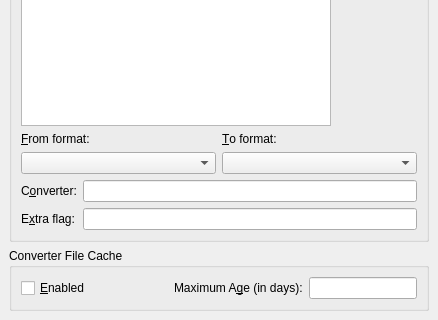
The window that src/frontends/qt4/ui/PrefConvertersUi.ui (cburschka/lyx) describes before a commit, drawn with Qt 5; both pictures show x 0 to 438 and y 146 to 466 of the 438 by 466 pixel window.
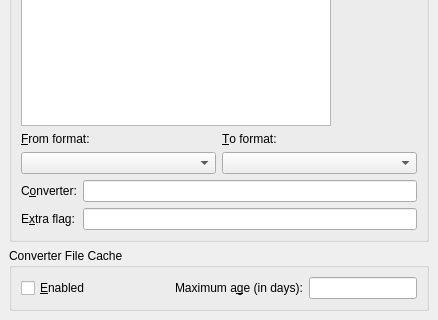
The same window after the commit.

The edit to the form file:
```diff
--- a/src/frontends/qt4/ui/PrefConvertersUi.ui
+++ b/src/frontends/qt4/ui/PrefConvertersUi.ui
@@ -289,7 +289,7 @@
         <item>
          <widget class="QLabel" name="maxAgeLA" >
           <property name="text" >
-           <string>Maximum A&amp;ge (in days):</string>
+           <string>Maximum a&amp;ge (in days):</string>
           </property>
           <property name="buddy" >
            <cstring>maxAgeLE</cstring>
```
